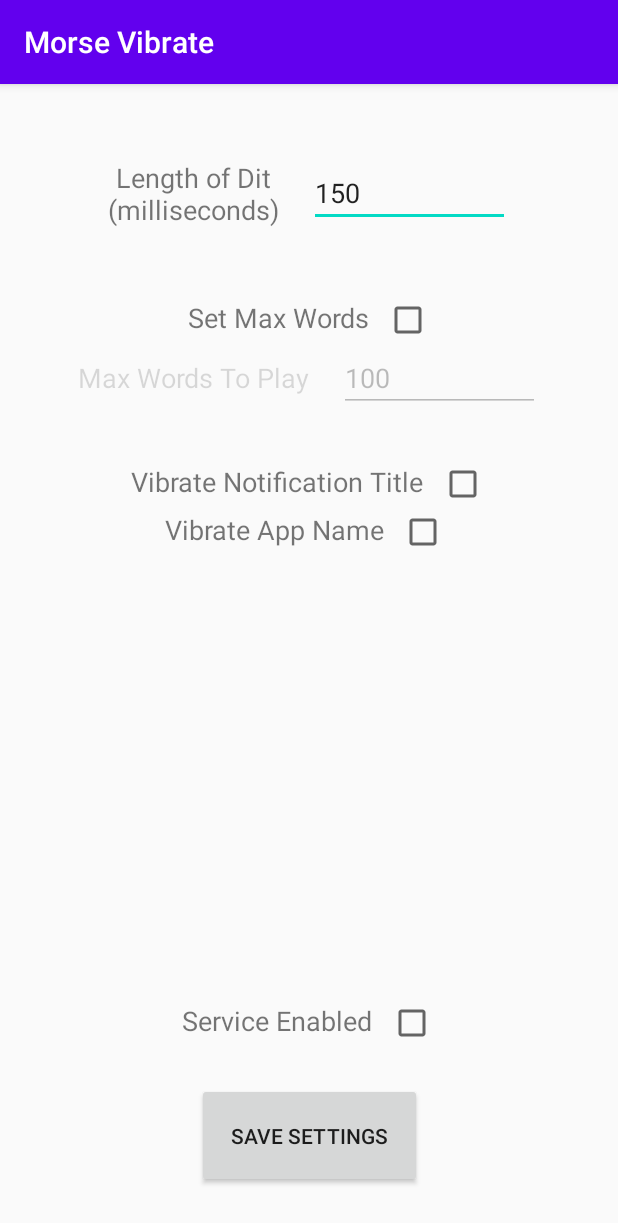
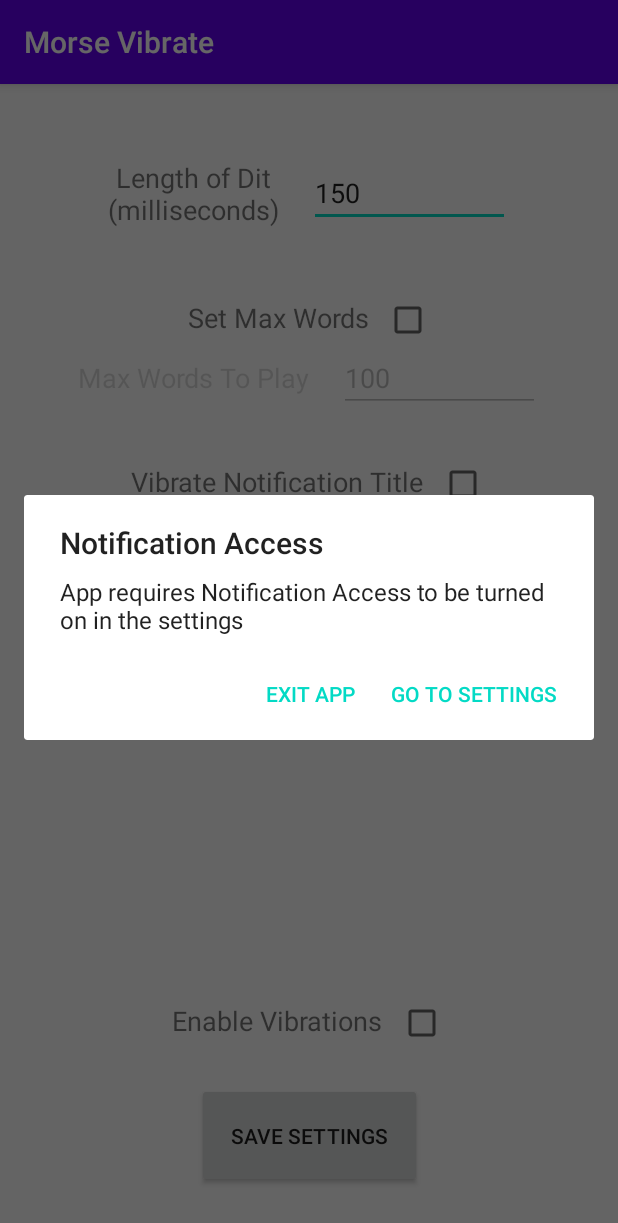
Before and after one commit to Zombant/MorseNotifications, an Android app: the screen it shows after launch (MainActivity), after a tap on "SAVE SETTINGS", on a phone screen of 412 x 824 dp. Shown: the top 1223 px of the screen. Run offline under Robolectric (Android 15) with nearby library versions, the phone set to English and light mode, and no system bars; 1 statement that could not run was skipped.

Commit message:
App now directs user to settings to turn on notification access in when the app gains focus and when the save button is pressed, if it isn't already enabled.

```diff
--- a/app/src/main/java/com/apicci/morsevibrate/MainActivity.kt
+++ b/app/src/main/java/com/apicci/morsevibrate/MainActivity.kt
@@ -1,9 +1,13 @@
 package com.apicci.morsevibrate
 
+import android.content.Intent
 import androidx.appcompat.app.AppCompatActivity
 import android.os.Bundle
+import android.provider.Settings
+import android.util.Log
 import android.widget.CompoundButton
 import android.widget.Toast
+import androidx.appcompat.app.AlertDialog
 import kotlinx.android.synthetic.main.activity_main.*
 
 class MainActivity : AppCompatActivity() {
@@ -14,10 +18,24 @@ class MainActivity : AppCompatActivity() {
     public val MAX_NUMOFWORDS: Int = 10000
     public val MIN_NUMOFWORDS: Int = 1
 
+
+    override fun onResume() {
+        super.onResume()
+
+        //If Access is not granted, alert the user
+        if(!getNotificationsEnabled()){
+            var alert = enableNotificationAccessAlert()
+            alert.show()
+            Log.d("-----------------", "SHOWALERT")
+        }
+        Log.d("-----------------", "RESUMED")
+    }
+
     override fun onCreate(savedInstanceState: Bundle?) {
         super.onCreate(savedInstanceState)
         setContentView(R.layout.activity_main)
 
+        //Setup
         speedEditText.setText(getSharedPreferences("morseNotify", 0).getInt("speed", 150).toString())
         maxWordsEditText.setText(getSharedPreferences("morseNotify", 0).getInt("maxWords", 100).toString())
         if(getSharedPreferences("morseNotify", 0).getInt("maxWords", 100) == -1) maxWordsEditText.setText("")
@@ -31,8 +49,7 @@ class MainActivity : AppCompatActivity() {
 
         //TODO: Option to play sound and flash light in addition to vibration
 
-        //TODO: Guide user to settings to activate
-
+        //When the checkbox is toggled
         maxWordsCheckBox.setOnCheckedChangeListener(object : CompoundButton.OnCheckedChangeListener{
             override fun onCheckedChanged(buttonView: CompoundButton?, isChecked: Boolean) {
                 maxWordsEditText.isEnabled = isChecked
@@ -41,7 +58,17 @@ class MainActivity : AppCompatActivity() {
 
         })
 
+        //When the save button is pressed
         saveSpeedButton.setOnClickListener {
+
+            //Alert the user to enable Notification Access if it is not already, otherwise continue as normal
+            if(!getNotificationsEnabled()){
+                //Show alert dialog that directs user to settings
+                var alertDialog = enableNotificationAccessAlert()
+                alertDialog.show()
+
+            } else {
+                Log.d("------------", "test")
                 //Set up SharedPreferences
                 val editor = getSharedPreferences("morseNotify", 0).edit()
 
@@ -75,7 +102,33 @@ class MainActivity : AppCompatActivity() {
                     editor.apply()
                 }
             }
+        }
 
     }
 
+    //Returns true if Notification Access in enabled
+    fun getNotificationsEnabled(): Boolean{
+        //Get String of all enabled notification listeners on device
+        var allListeners: String = Settings.Secure.getString(contentResolver, "enabled_notification_listeners")
+
+        //Return true if this package is contained in the list of listeners
+        return allListeners.contains(packageName)
+
     }
+
+    //Creates an alert that directs the user to the Notification Access settings
+    fun enableNotificationAccessAlert(): AlertDialog{
+        var alertDialogBuilder = AlertDialog.Builder(this)
+        alertDialogBuilder.setTitle("Notification Access")
+        alertDialogBuilder.setMessage("App requires Notification Access to be turned on in the settings")
+        alertDialogBuilder.setPositiveButton("Go to Settings"){dialog, which ->
+            startActivity(Intent("android.settings.ACTION_NOTIFICATION_LISTENER_SETTINGS"))
+        }
+        alertDialogBuilder.setNegativeButton("Exit App") { dialog, which ->
+            finishAffinity()
+        }
+
+        return alertDialogBuilder.create()
+    }
+
+}
--- a/app/src/main/java/com/apicci/morsevibrate/MainService.kt
+++ b/app/src/main/java/com/apicci/morsevibrate/MainService.kt
@@ -78,7 +78,7 @@ class MainService() : NotificationListenerService() {
         super.onNotificationRemoved(sbn)
     }
 
-
+    //Vibrate a dot
     private fun vibrateDot(multiplier: Int){
         if(Build.VERSION.SDK_INT >= 26) {
             vibrator?.vibrate(VibrationEffect.createOneShot(multiplier.toLong() * 1, VibrationEffect.DEFAULT_AMPLITUDE))
@@ -86,12 +86,15 @@ class MainService() : NotificationListenerService() {
             Thread.sleep(100)
         }
     }
+    //Vibrate a dash
     private fun vibrateDash(multiplier: Int){
         if(Build.VERSION.SDK_INT >= 26) {
             vibrator?.vibrate(VibrationEffect.createOneShot(multiplier.toLong() * 3, VibrationEffect.DEFAULT_AMPLITUDE))
             Thread.sleep(multiplier.toLong() * 3)
         }
     }
+
+    //Wait between vibrations
     private fun spaceBetweenSymbols(multiplier: Int){
         if(Build.VERSION.SDK_INT >= 26) {
             Thread.sleep(multiplier.toLong() * 1)
--- a/app/src/main/res/layout/activity_main.xml
+++ b/app/src/main/res/layout/activity_main.xml
@@ -34,7 +34,7 @@
             android:layout_height="wrap_content"
             android:layout_marginRight="10dp"
             android:layout_weight="1"
-            android:text="Service Enabled"
+            android:text="Enable Vibrations"
             android:textAlignment="center"
             android:textSize="18sp" />
 
--- a/build.gradle
+++ b/build.gradle
@@ -6,7 +6,7 @@ buildscript {
         jcenter()
     }
     dependencies {
-        classpath "com.android.tools.build:gradle:4.0.0"
+        classpath 'com.android.tools.build:gradle:4.1.0'
         classpath "org.jetbrains.kotlin:kotlin-gradle-plugin:$kotlin_version"
 
         // NOTE: Do not place your application dependencies here; they belong
```
Also changed, not shown: gradle/wrapper/gradle-wrapper.properties. Lines whose indentation alone changed are shown as unchanged.
